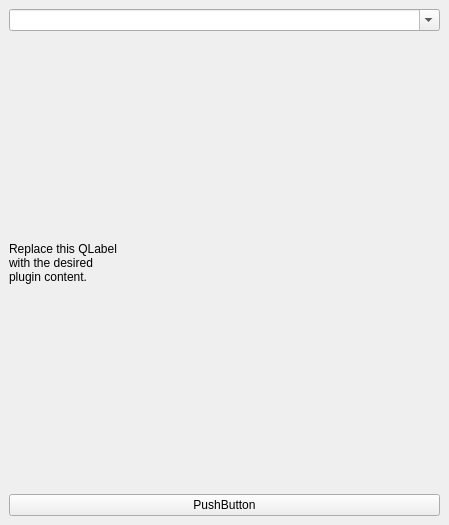
The window that address_search_dockwidget_base.ui (thmskn/address_search) describes before a commit, drawn with Qt 5.
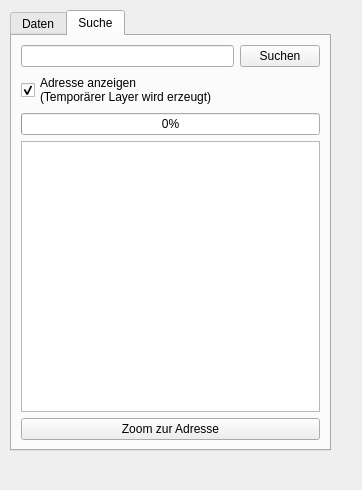
The same window after the commit. The open tabs and pages were chosen to show the change.

```diff
--- a/address_search_dockwidget_base.ui
+++ b/address_search_dockwidget_base.ui
@@ -6,39 +6,148 @@
    <rect>
     <x>0</x>
     <y>0</y>
-    <width>449</width>
-    <height>525</height>
+    <width>362</width>
+    <height>490</height>
    </rect>
   </property>
+  <property name="minimumSize">
+   <size>
+    <width>330</width>
+    <height>490</height>
+   </size>
+  </property>
   <property name="windowTitle">
    <string>Adresssuche</string>
   </property>
   <widget class="QWidget" name="dockWidgetContents">
-   <layout class="QGridLayout" name="gridLayout">
-    <item row="1" column="0">
-     <widget class="QLabel" name="label_Test">
-      <property name="text">
-       <string>Replace this QLabel
-with the desired
-plugin content.</string>
+   <widget class="QTabWidget" name="tabWidget">
+    <property name="geometry">
+     <rect>
+      <x>10</x>
+      <y>10</y>
+      <width>321</width>
+      <height>441</height>
+     </rect>
+    </property>
+    <property name="minimumSize">
+     <size>
+      <width>0</width>
+      <height>0</height>
+     </size>
+    </property>
+    <property name="currentIndex">
+     <number>0</number>
+    </property>
+    <property name="iconSize">
+     <size>
+      <width>25</width>
+      <height>25</height>
+     </size>
+    </property>
+    <property name="movable">
+     <bool>false</bool>
+    </property>
+    <widget class="QWidget" name="tab">
+     <attribute name="title">
+      <string>Daten</string>
+     </attribute>
+     <widget class="QWidget" name="">
+      <property name="geometry">
+       <rect>
+        <x>10</x>
+        <y>10</y>
+        <width>291</width>
+        <height>181</height>
+       </rect>
       </property>
      </widget>
-    </item>
-    <item row="2" column="0">
-     <widget class="QPushButton" name="btn_Test">
-      <property name="text">
-       <string>PushButton</string>
-      </property>
-     </widget>
-    </item>
-    <item row="0" column="0">
-     <widget class="QComboBox" name="cmb_Liste">
-      <property name="editable">
-       <bool>true</bool>
-      </property>
-     </widget>
-    </item>
-   </layout>
+    </widget>
+    <widget class="QWidget" name="tab_search">
+     <attribute name="title">
+      <string>Suche</string>
+     </attribute>
+     <layout class="QGridLayout" name="gridLayout">
+      <item row="1" column="0">
+       <layout class="QVBoxLayout" name="verticalLayout_2">
+        <item>
+         <widget class="QCheckBox" name="cb_tmpLayer">
+          <property name="enabled">
+           <bool>true</bool>
+          </property>
+          <property name="text">
+           <string>Adresse anzeigen 
+(Temporärer Layer wird erzeugt)</string>
+          </property>
+          <property name="checked">
+           <bool>true</bool>
+          </property>
+         </widget>
+        </item>
+        <item>
+         <widget class="QProgressBar" name="progBar">
+          <property name="value">
+           <number>0</number>
+          </property>
+          <property name="orientation">
+           <enum>Qt::Horizontal</enum>
+          </property>
+          <property name="invertedAppearance">
+           <bool>false</bool>
+          </property>
+         </widget>
+        </item>
+       </layout>
+      </item>
+      <item row="0" column="0">
+       <layout class="QHBoxLayout" name="horizontalLayout">
+        <item>
+         <widget class="QLineEdit" name="txt_search">
+          <property name="maximumSize">
+           <size>
+            <width>20000</width>
+            <height>16777215</height>
+           </size>
+          </property>
+          <property name="autoFillBackground">
+           <bool>false</bool>
+          </property>
+         </widget>
+        </item>
+        <item>
+         <widget class="QPushButton" name="btn_search">
+          <property name="text">
+           <string>Suchen</string>
+          </property>
+         </widget>
+        </item>
+       </layout>
+      </item>
+      <item row="2" column="0">
+       <widget class="QTableWidget" name="adrWidget">
+        <property name="alternatingRowColors">
+         <bool>true</bool>
+        </property>
+        <property name="selectionMode">
+         <enum>QAbstractItemView::SingleSelection</enum>
+        </property>
+        <property name="selectionBehavior">
+         <enum>QAbstractItemView::SelectRows</enum>
+        </property>
+        <attribute name="verticalHeaderVisible">
+         <bool>false</bool>
+        </attribute>
+       </widget>
+      </item>
+      <item row="3" column="0">
+       <widget class="QPushButton" name="btn_zoom">
+        <property name="text">
+         <string>Zoom zur Adresse</string>
+        </property>
+       </widget>
+      </item>
+     </layout>
+    </widget>
+   </widget>
   </widget>
  </widget>
  <resources/>
```
Left out of the diff: 47 changed lines with no effect on the pictures.
